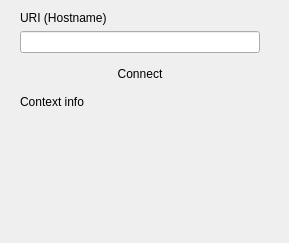
Qt form ui/connect.ui (analogdevicesinc/scopy) before a commit.
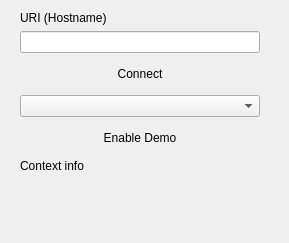
The same form after that commit.

Commit message: connectDialog: Enable demo mode.

```diff
--- a/ui/connect.ui
+++ b/ui/connect.ui
@@ -119,6 +119,57 @@
        </property>
       </widget>
      </item>
+     <item>
+      <widget class="QComboBox" name="demoDevicesComboBox">
+       <property name="sizePolicy">
+        <sizepolicy hsizetype="Fixed" vsizetype="Fixed">
+         <horstretch>0</horstretch>
+         <verstretch>0</verstretch>
+        </sizepolicy>
+       </property>
+       <property name="maximumSize">
+        <size>
+         <width>240</width>
+         <height>30</height>
+        </size>
+       </property>
+      </widget>
+     </item>
+     <item>
+      <widget class="QPushButton" name="enableDemoBtn">
+       <property name="sizePolicy">
+        <sizepolicy hsizetype="Fixed" vsizetype="Fixed">
+         <horstretch>0</horstretch>
+         <verstretch>0</verstretch>
+        </sizepolicy>
+       </property>
+       <property name="minimumSize">
+        <size>
+         <width>0</width>
+         <height>30</height>
+        </size>
+       </property>
+       <property name="maximumSize">
+        <size>
+         <width>240</width>
+         <height>30</height>
+        </size>
+       </property>
+       <property name="styleSheet">
+        <string notr="true">QPushButton {
+  min-height: 30px;
+  max-height: 30px;
+  border: 0px;
+}</string>
+       </property>
+       <property name="text">
+        <string>Enable Demo</string>
+       </property>
+       <property name="blue_button" stdset="0">
+        <bool>true</bool>
+       </property>
+      </widget>
+     </item>
     </layout>
    </item>
    <item row="2" column="0">
```
The commit also changes 3 other files.
